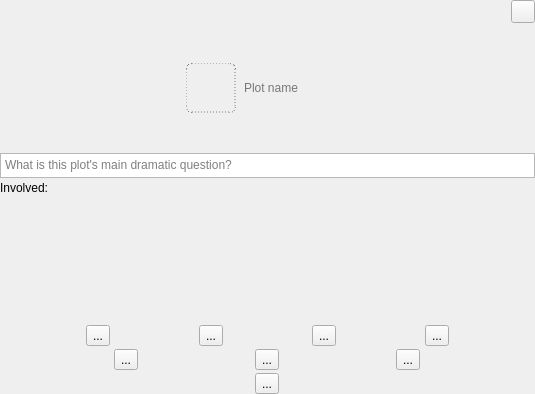
First picture: the form in ui/plot_widget.ui, repository zkovari/plotlyst, before the edit.
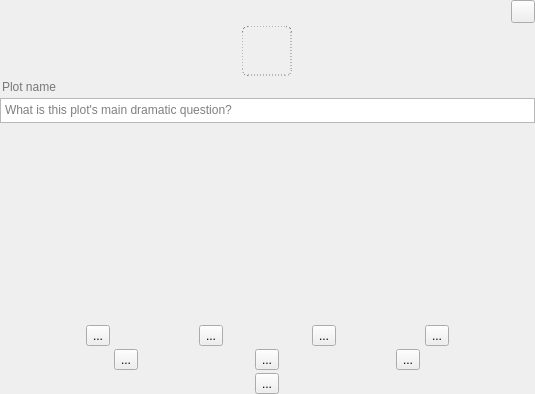
Second picture: the form after the edit. Custom widgets are drawn as their Qt base class.

Commit message: Rearrange plot widget ui

Patch:
```diff
--- a/ui/plot_widget.ui
+++ b/ui/plot_widget.ui
@@ -46,9 +46,6 @@
     </widget>
    </item>
    <item alignment="Qt::AlignHCenter">
-    <widget class="QWidget" name="" native="true">
-     <layout class="QHBoxLayout" name="horizontalLayout">
-      <item alignment="Qt::AlignHCenter">
        <widget class="QToolButton" name="btnPlotIcon">
         <property name="cursor">
          <cursorShape>PointingHandCursor</cursorShape>
@@ -81,7 +78,7 @@
         </property>
        </widget>
       </item>
-      <item alignment="Qt::AlignLeft">
+   <item>
        <widget class="QLineEdit" name="lineName">
         <property name="styleSheet">
          <string notr="true">QLineEdit {
@@ -97,9 +94,6 @@
         </property>
        </widget>
       </item>
-     </layout>
-    </widget>
-   </item>
    <item>
     <widget class="AutoAdjustableTextEdit" name="textQuestion">
      <property name="sizePolicy">
@@ -125,19 +119,6 @@
      </property>
     </widget>
    </item>
-   <item>
-    <widget class="QLabel" name="label_2">
-     <property name="sizePolicy">
-      <sizepolicy hsizetype="Preferred" vsizetype="Maximum">
-       <horstretch>0</horstretch>
-       <verstretch>0</verstretch>
-      </sizepolicy>
-     </property>
-     <property name="text">
-      <string>Involved:</string>
-     </property>
-    </widget>
-   </item>
    <item>
     <widget class="QWidget" name="wdgValues" native="true">
      <property name="sizePolicy">
```
Lines whose indentation alone changed are shown as unchanged.
